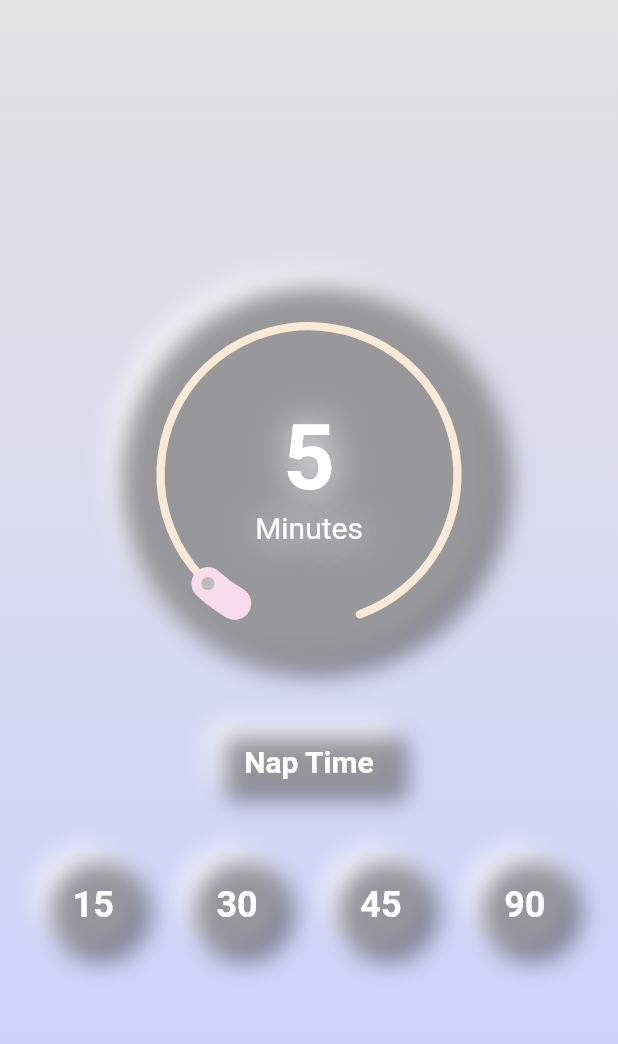
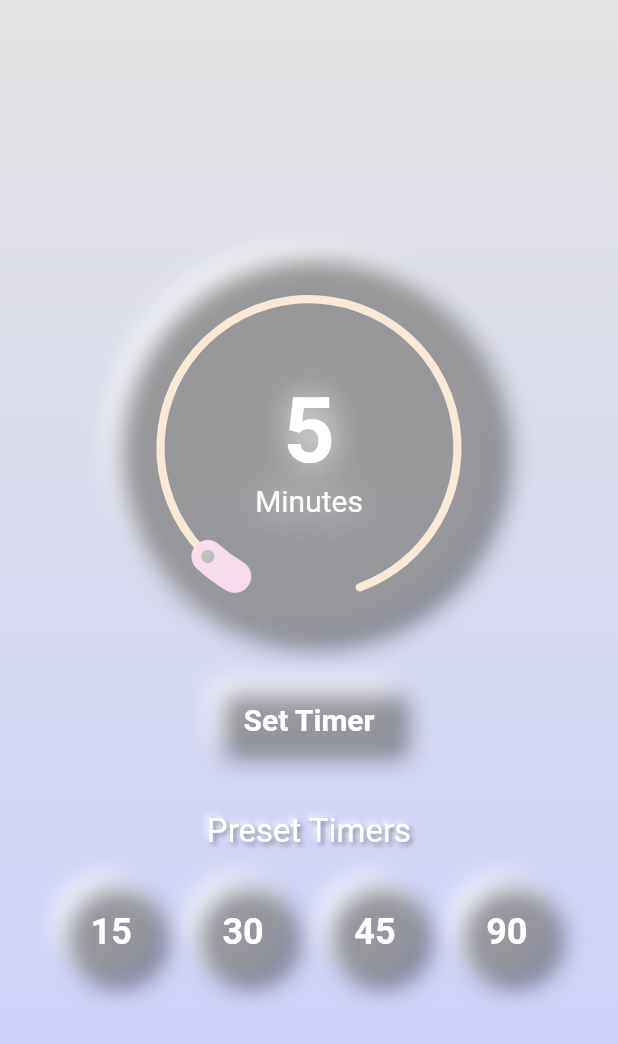
Before and after one commit to mulitate4/Nap-Time, a Flutter app: the screen it shows after launch, on a phone screen of 412 x 824 dp. Shown: the top 1044 px of the screen. Run offline on Flutter 3.47's test engine with Material 2 defaults, Android fonts, the phone set to English and light mode, and no system bars; drawn by our look-alikes of flutter_neumorphic, sleek_circular_slider; missing offline and left inert: flutter_alarm_clock.

Commit message:
fixed a small bug with the timer

```diff
--- a/lib/main.dart
+++ b/lib/main.dart
@@ -15,7 +15,7 @@ class NapTime extends StatefulWidget {
 }
 
 class _NapTimeState extends State<NapTime> {
-  int _selectedNapMinutes = 0;
+  int _selectedNapMinutes = 5;
 
   var textStyle = TextStyle(
       fontSize: 60,
@@ -90,18 +90,26 @@ class _NapTimeState extends State<NapTime> {
                   },
                 ),
               ),
-              SizedBox(height: 40),
+              SizedBox(height: 30),
               NeumorphicButton(
                   style: NeumorphicStyle(depth: 10, color: Colors.transparent),
                   onPressed: () {
                     presetSetAlarm(_selectedNapMinutes);
                   },
                   child: Text(
-                    "Nap Time",
+                    "Set Timer",
                     style: textStyle.copyWith(fontSize: 20, shadows: []),
                   )),
               SizedBox(height: 40),
-              Row(
+              NeumorphicText(
+                "Preset Timers",
+                style: NeumorphicStyle(color: Colors.white),
+                textStyle: NeumorphicTextStyle(fontSize: 22),
+              ),
+              SizedBox(height: 20),
+              Padding(
+                padding: const EdgeInsets.fromLTRB(20, 0, 20, 0),
+                child: Row(
                   mainAxisAlignment: MainAxisAlignment.spaceEvenly,
                   children: [
                     NeumorphicButton(
@@ -162,6 +170,7 @@ class _NapTimeState extends State<NapTime> {
                         )),
                   ],
                 ),
+              ),
             ],
           ),
         ),
```
Lines whose indentation alone changed are shown as unchanged.
